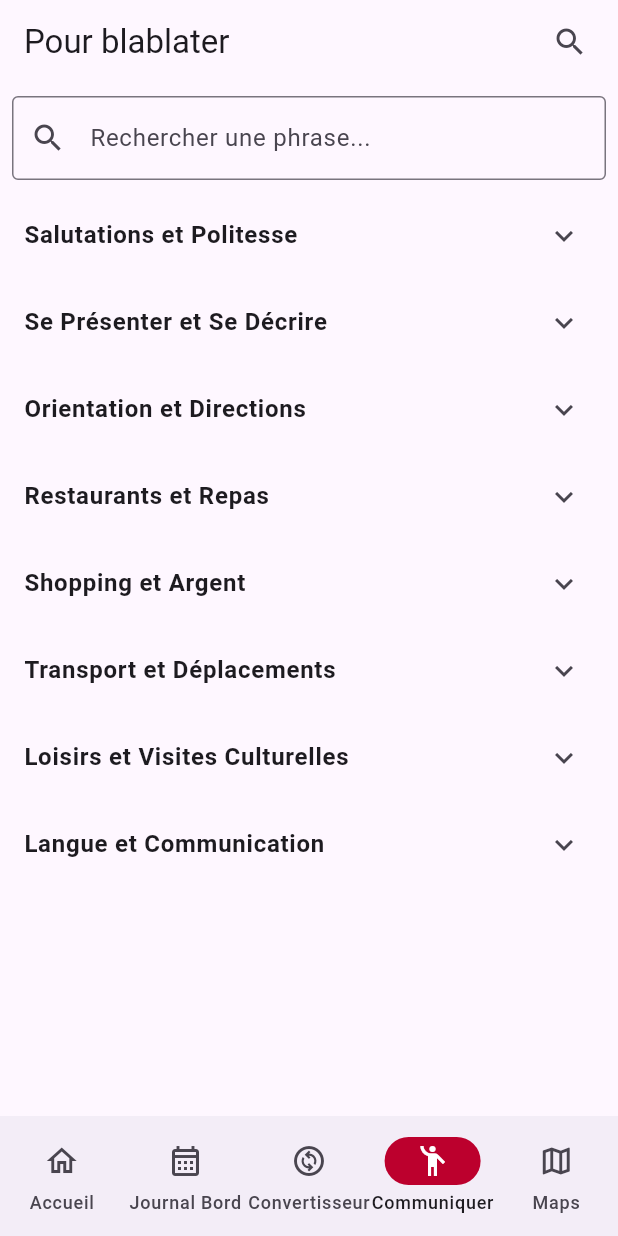
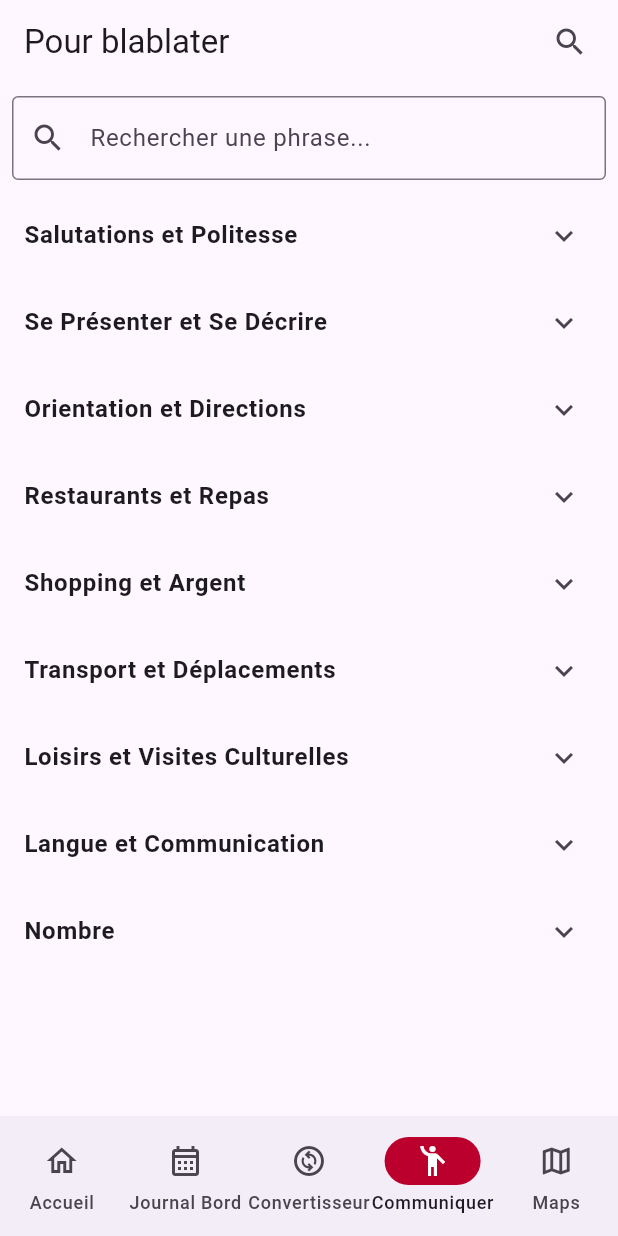
Before and after one commit to BaronAlexandre/JapanBG, a Flutter app: the screen it shows after launch, item 4 of the bottom bar chosen, on a phone screen of 412 x 824 dp. Run offline on Flutter 3.47's test engine with Material 3 defaults, Android fonts, the phone set to English and light mode, and no system bars; our stand-ins replace flutter_map, latlong2, shared_preferences.

Commit message:
correction communications

```diff
--- a/lib/communicate_page.dart
+++ b/lib/communicate_page.dart
@@ -71,8 +71,8 @@ final Map<String, List<Phrase>> phrasesParCategorie = {
   'Se Présenter et Se Décrire': [
     Phrase(
       francais: 'Je m\'appelle...',
-      japonais: 'わたしの名前は...です',
-      romaji: 'Watashi no namae wa ... desu',
+      japonais: 'わたしは...と言います',
+      romaji: 'Watashi wa ... to iimasu',
       emoji: '🙋',
     ),
     Phrase(
@@ -92,7 +92,7 @@ final Map<String, List<Phrase>> phrasesParCategorie = {
   'Orientation et Directions': [
     Phrase(
       francais: 'Où est ... ?',
-      japonais: '... はどこですか?',
+      japonais: '...はどこですか？',
       romaji: '... wa doko desu ka?',
       emoji: '📍',
     ),
@@ -111,8 +111,8 @@ final Map<String, List<Phrase>> phrasesParCategorie = {
     ),
     Phrase(
       francais: 'Ce train va à ... ?',
-      japonais: 'この電車は...へ行きますか?',
-      romaji: 'Kono densha wa ... e ikimasu ka?',
+      japonais: 'この電車は...に行きますか？',
+      romaji: 'Kono densha wa ... ni ikimasu ka?',
       emoji: '🚆',
     ),
     Phrase(francais: 'À gauche', japonais: '左', romaji: 'Hidari', emoji: '⬅️'),
@@ -134,7 +134,7 @@ final Map<String, List<Phrase>> phrasesParCategorie = {
     ),
     Phrase(
       francais: 'C\'est quoi ce plat ?',
-      japonais: 'これは何ですか?',
+      japonais: 'これは何ですか？',
       romaji: 'Kore wa nan desu ka?',
       emoji: '🍽️',
     ),
@@ -161,13 +161,13 @@ final Map<String, List<Phrase>> phrasesParCategorie = {
   'Shopping et Argent': [
     Phrase(
       francais: 'Y a-t-il un distributeur de billets près d\'ici ?',
-      japonais: '近くにATMはありますか?',
+      japonais: '近くにATMはありますか？',
       romaji: 'Chikaku ni ATM wa arimasu ka?',
       emoji: '💳',
     ),
     Phrase(
       francais: 'Combien ça coûte ?',
-      japonais: 'いくらですか?',
+      japonais: 'いくらですか？',
       romaji: 'Ikura desu ka?',
       emoji: '💰',
     ),
@@ -185,7 +185,7 @@ final Map<String, List<Phrase>> phrasesParCategorie = {
     ),
     Phrase(
       francais: 'Avez-vous la taille M ?',
-      japonais: 'Mサイズはありますか?',
+      japonais: 'Mサイズはありますか？',
       romaji: 'M saizu wa arimasu ka?',
       emoji: '📏',
     ),
@@ -209,8 +209,8 @@ final Map<String, List<Phrase>> phrasesParCategorie = {
   'Loisirs et Visites Culturelles': [
     Phrase(
       francais: 'Pouvez-vous me recommander un musée ?',
-      japonais: '博物館をおすすめできますか？',
-      romaji: 'Hakubutsukan o osusume dekimasu ka?',
+      japonais: 'おすすめの博物館はありますか？',
+      romaji: 'Osusume no hakubutsukan wa arimasu ka?',
       emoji: '🖼️',
     ),
     Phrase(
@@ -226,6 +226,12 @@ final Map<String, List<Phrase>> phrasesParCategorie = {
       romaji: 'Sakura o miru no ni ichiban ii basho wa doko desu ka?',
       emoji: '🌸',
     ),
+    Phrase(
+      francais: 'Y a-t-il un tampon du lieu ?',
+      japonais: 'この場所のスタンプはありますか？',
+      romaji: 'Kono basho no sutanpu wa arimasu ka?',
+      emoji: '🖋️',
+    ),
   ],
 
   'Langue et Communication': [
@@ -240,6 +246,28 @@ final Map<String, List<Phrase>> phrasesParCategorie = {
       japonais: '日本語が上手ではありません',
       romaji: 'Nihongo ga jouzu de wa arimasen',
       emoji: '😅',
+    ),
+  ],
+
+  'Nombre': [
+    Phrase(francais: 'zéro 0', japonais: 'ゼロ', romaji: 'Zero', emoji: '0️⃣'),
+    Phrase(francais: 'un 1', japonais: '一', romaji: 'Ichi', emoji: '1️⃣'),
+    Phrase(francais: 'deux 2', japonais: '二', romaji: 'Ni', emoji: '2️⃣'),
+    Phrase(francais: 'trois 3', japonais: '三', romaji: 'San', emoji: '3️⃣'),
+    Phrase(francais: 'quatre 4', japonais: '四', romaji: 'Yon', emoji: '4️⃣'),
+    Phrase(francais: 'cinq 5', japonais: '五', romaji: 'Go', emoji: '5️⃣'),
+    Phrase(francais: 'six 6', japonais: '六', romaji: 'Roku', emoji: '6️⃣'),
+    Phrase(francais: 'sept 7', japonais: '七', romaji: 'Nana', emoji: '7️⃣'),
+    Phrase(francais: 'huit 8', japonais: '八', romaji: 'Hachi', emoji: '8️⃣'),
+    Phrase(francais: 'neuf 9', japonais: '九', romaji: 'Kyuu', emoji: '9️⃣'),
+    Phrase(francais: 'dix 10', japonais: '十', romaji: 'Juu', emoji: '🔟'),
+    Phrase(francais: 'cent 100', japonais: '百', romaji: 'Hyaku', emoji: '💯'),
+    Phrase(francais: 'mille 1000', japonais: '千', romaji: 'Sen', emoji: '🔢'),
+    Phrase(
+      francais: 'dix mille',
+      japonais: '一万',
+      romaji: 'Ichiman',
+      emoji: '🔟➕',
     ),
   ],
 };
@@ -408,6 +436,7 @@ class PhraseSearchDelegate extends SearchDelegate<String> {
         icon: const Icon(Icons.clear),
         onPressed: () {
           query = '';
+          showSuggestions(context);
         },
       ),
     ];
```
Also changed, not shown: lib/detaildaily_page.dart (+28 -24 lines), lib/home_page.dart (+10 -10 lines), lib/maps_page.dart (+21 -3 lines).
